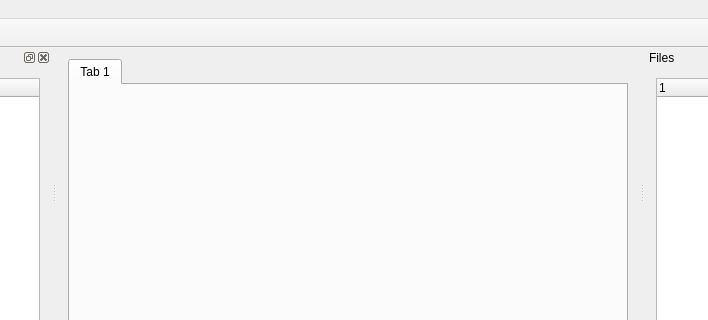
Before: the Qt Designer form kscope-ng/mainwindow.ui in doganckaratas/kscope-ng, drawn with Qt 5; both pictures show x 227 to 935 and y 0 to 320 of the 1150 by 597 pixel window.
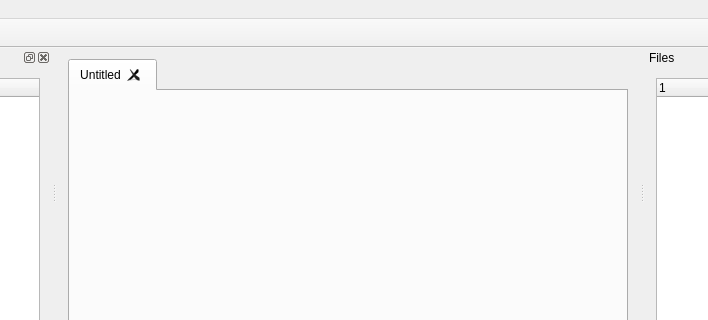
After: the same form once the commit is applied.

Commit message: Tab view tweaked

The edit to the form file:
```diff
--- a/kscope-ng/mainwindow.ui
+++ b/kscope-ng/mainwindow.ui
@@ -17,12 +17,24 @@
    <layout class="QGridLayout" name="gridLayout_2">
     <item row="0" column="0">
      <widget class="QTabWidget" name="tabWidget">
+      <property name="tabShape">
+       <enum>QTabWidget::Rounded</enum>
+      </property>
       <property name="currentIndex">
        <number>0</number>
       </property>
-      <widget class="QWidget" name="tab_3">
+      <property name="documentMode">
+       <bool>false</bool>
+      </property>
+      <property name="tabsClosable">
+       <bool>true</bool>
+      </property>
+      <property name="movable">
+       <bool>true</bool>
+      </property>
+      <widget class="QWidget" name="tab">
        <attribute name="title">
-        <string>Tab 1</string>
+        <string>Untitled</string>
        </attribute>
        <layout class="QHBoxLayout" name="horizontalLayout_3"/>
       </widget>
```
The commit also changes 2 other files.
